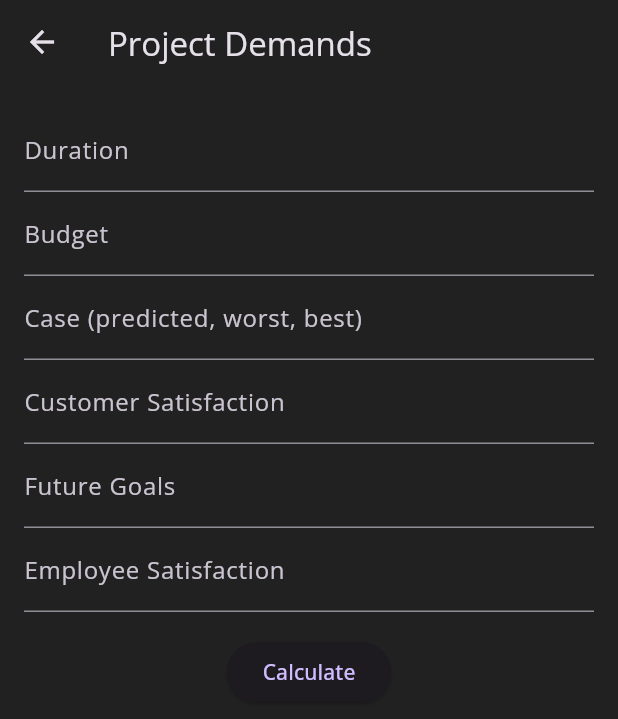
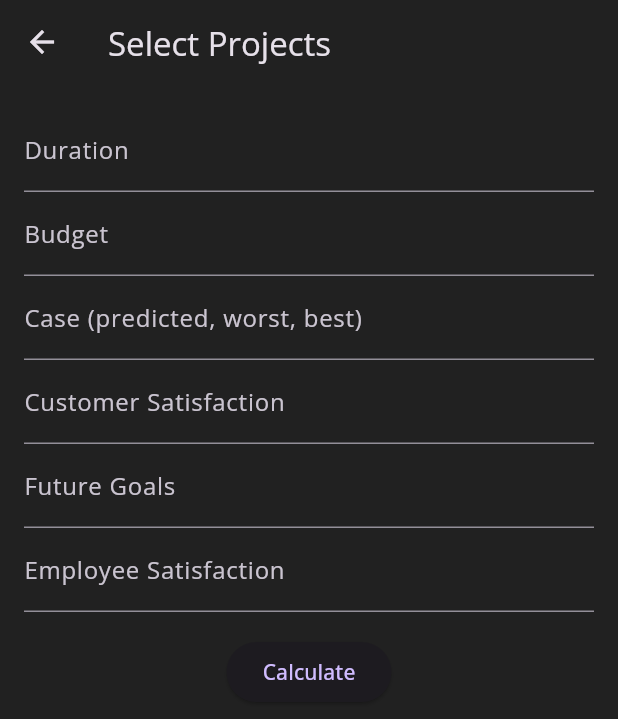
Before and after one commit to filizmolla/portfolyo-yonetim-sistemi, a Flutter app: the CalculateDemandsScreen screen opened directly, on a phone screen of 412 x 824 dp. Shown: the top 719 px of the screen. Run offline on Flutter 3.47's test engine with Material 3 defaults, Android fonts, the phone set to English and light mode, and no system bars; our stand-ins replace fl_chart, flutter_icons, flutter_svg, get, google_fonts, smooth_page_indicator and 1 more; missing offline and left inert: colorize_text_avatar, dart:js; network calls fail.

Commit message:
calculate sonuçlar düzgünleştirildi.

```diff
--- a/lib/screens/projects/calculate_demands_screen.dart
+++ b/lib/screens/projects/calculate_demands_screen.dart
@@ -70,9 +70,9 @@ class _CalculateDemandsScreenState extends State<CalculateDemandsScreen> {
       if (response.statusCode == 200) {
         final data = json.decode(response.body);
         final projectNames = data[1]['project_names'].join(', ');
-        final totalBudget = data[1]['total_budget'];
-        final totalReturn = data[1]['total_return'];
-        final totalProfit = data[1]['total_profit'];
+        final totalBudget = "Total Budget: " + data[1]['total_budget'].toString();
+        final totalReturn = "Total Return: " + data[1]['total_return'].toString();
+        final totalProfit = "Total Profit: " + data[1]['total_profit'].toString();
         final data_show = [projectNames, totalBudget, totalReturn, totalProfit];
 
         return data_show;
@@ -91,7 +91,7 @@ class _CalculateDemandsScreenState extends State<CalculateDemandsScreen> {
   Widget build(BuildContext context) {
     return Scaffold(
       appBar: AppBar(
-        title: Text('Project Demands'),
+        title: Text('Select Projects'),
       ),
       body: SafeArea(
         child: SingleChildScrollView(
@@ -181,11 +181,9 @@ class _CalculateDemandsScreenState extends State<CalculateDemandsScreen> {
                   crossAxisAlignment: CrossAxisAlignment.start,
                   children: [
                     Text(
-                      "Project Demands Results",
+                      "Project Selection Results",
                       style: TextStyle(fontSize: 20, fontWeight: FontWeight.bold),
                     ),
-                    //TODO: Display the results in a more readable format
-
                     ..._apiResponse.map((result) => Text(result.toString())).toList(),
                   ],
                 ),
```
